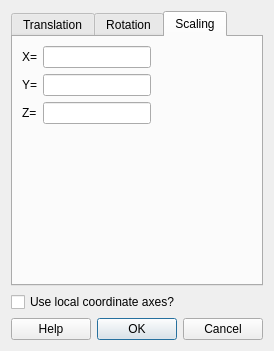
Qt form guitransform.ui (enGits/engrid) before a commit.
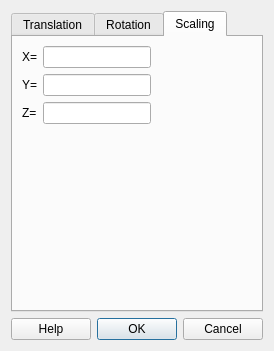
The same form after that commit. The open tabs and pages were chosen to show the change. Icons and pictures are not drawn.

Commit message: removed local axis transformation option + added grid existence check before calling updateBoundaryCodes

The edit to the form file:
```diff
--- a/guitransform.ui
+++ b/guitransform.ui
@@ -281,13 +281,6 @@
        </widget>
       </widget>
      </item>
-     <item>
-      <widget class="QCheckBox" name="UseLocalAxes" >
-       <property name="text" >
-        <string>Use local coordinate axes?</string>
-       </property>
-      </widget>
-     </item>
      <item>
       <layout class="QHBoxLayout" >
        <item>
```
Left out of the diff: 2 changed lines with no effect on the pictures. The commit also changes 1 other file.
